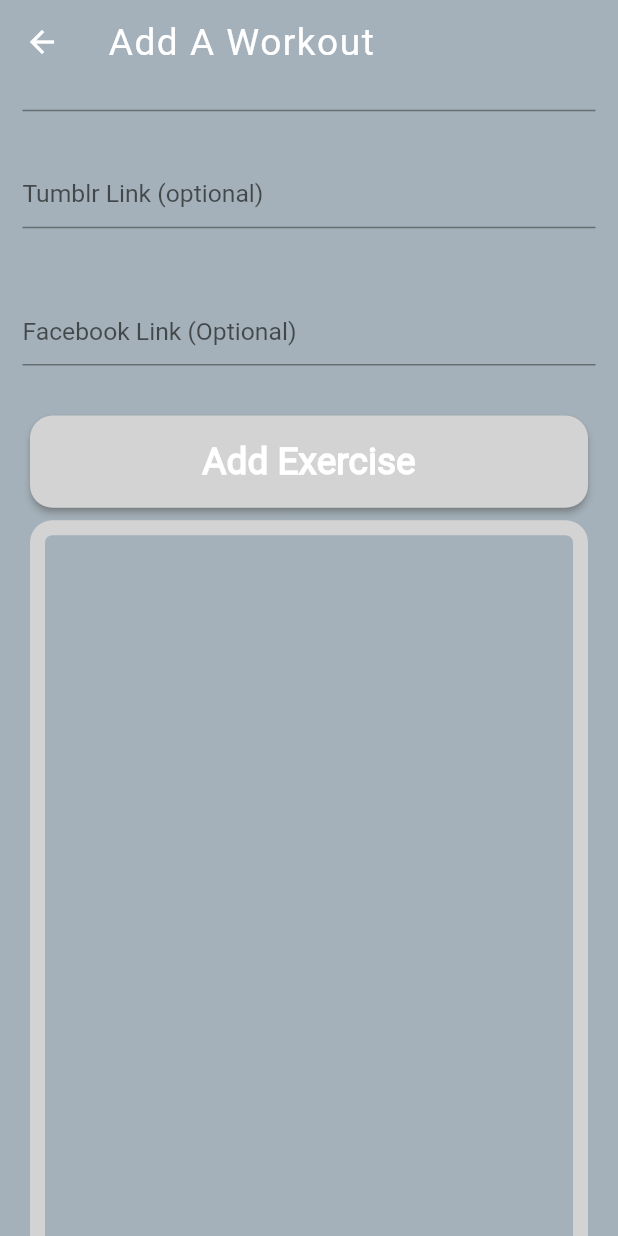
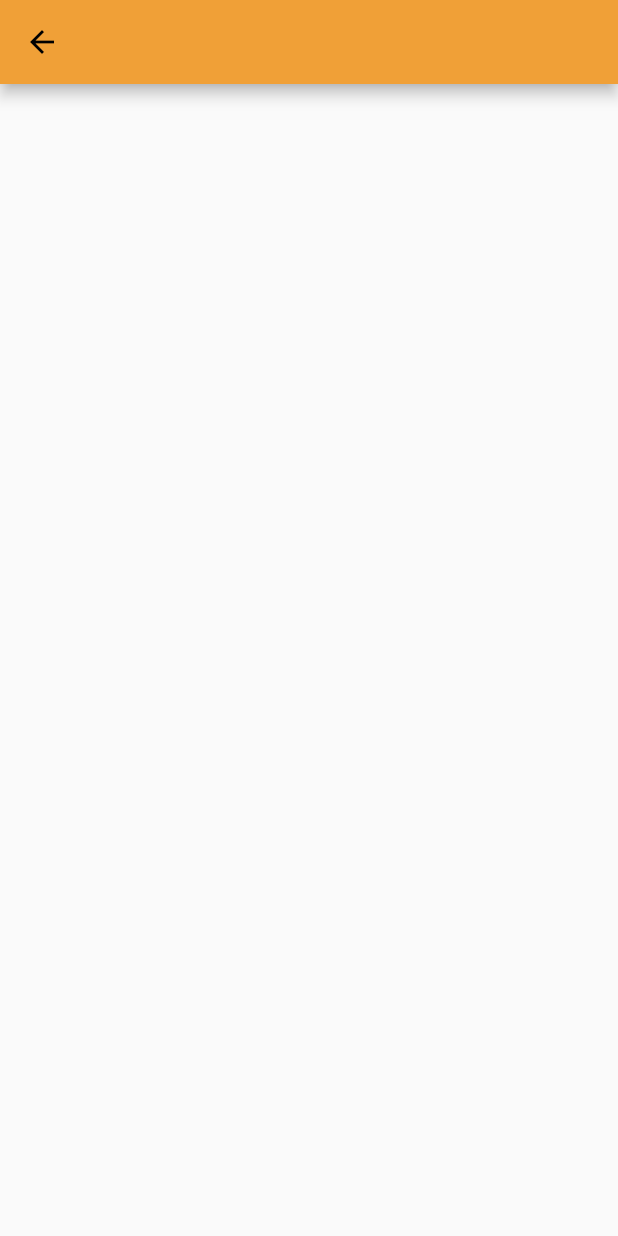
Before and after one commit to TeenFit/teenfit, a Flutter app: the AddWorkoutScreen screen opened by its route, scrolled down 576 dp, after a tap on "Add Exercise", on a phone screen of 412 x 824 dp. Run offline on Flutter 3.47's test engine with Material 2 defaults, Android fonts, the phone set to English and light mode, and no system bars; our stand-ins replace carousel_slider, circular_countdown_timer, material_floating_search_bar, smooth_page_indicator.

Commit message:
add screen

```diff
--- a/lib/main.dart
+++ b/lib/main.dart
@@ -1,9 +1,10 @@
 import 'package:flutter/material.dart';
 import 'package:flutter/services.dart';
 import 'package:provider/provider.dart';
-import 'package:teenfit/screens/add_workout_screen.dart';
 
-import 'screens/create_a_workout_screen.dart';
+import './screens/add_exercise_screen.dart';
+import './screens/add_workout_screen.dart';
+import './screens/create_a_workout_screen.dart';
 import './screens/exercise_screen.dart';
 import './screens/auth/login_screen.dart';
 import './screens/auth/signup_screen.dart';
@@ -50,6 +51,7 @@ class MyApp extends StatelessWidget {
           ExerciseScreen.routeName: (ctx) => ExerciseScreen(),
           CreateWorkout.routeName: (ctx) => CreateWorkout(),
           AddWorkoutScreen.routeName: (ctx) => AddWorkoutScreen(),
+          AddExerciseScreen.routeName: (ctx) => AddExerciseScreen(),
         },
       ),
     );
--- /dev/null
+++ b/lib/screens/add_exercise_screen.dart
@@ -0,0 +1,18 @@
+import 'package:flutter/material.dart';
+
+class AddExerciseScreen extends StatefulWidget {
+  static const routeName = '/add-exercise-screen';
+
+  @override
+  _AddExerciseScreenState createState() => _AddExerciseScreenState();
+}
+
+class _AddExerciseScreenState extends State<AddExerciseScreen> {
+
+  @override
+  Widget build(BuildContext context) {
+    return Scaffold(
+      appBar: AppBar(),
+    );
+  }
+}
--- a/lib/screens/add_workout_screen.dart
+++ b/lib/screens/add_workout_screen.dart
@@ -1,9 +1,10 @@
 import 'package:flutter/material.dart';
 import 'package:provider/provider.dart';
-import 'package:teenfit/providers/exercise.dart';
-import 'package:teenfit/widgets/exercise_tiles.dart';
+import 'package:teenfit/screens/add_exercise_screen.dart';
 import 'package:uuid/uuid.dart';
 
+import '../providers/exercise.dart';
+import '../widgets/exercise_tiles.dart';
 import '../providers/workouts.dart';
 import '../providers/workout.dart';
 
@@ -423,7 +424,16 @@ class _AddWorkoutScreenState extends State<AddWorkoutScreen> {
                         fontSize: _mediaQuery.size.height * 0.03,
                       ),
                     ),
-                    onPressed: () {},
+                    onPressed: () {
+                      Navigator.of(context).pushNamed(
+                        AddExerciseScreen.routeName,
+                        arguments: {
+                          'exercises': exercises,
+                          'edit': false,
+                          'exercise': null
+                        },
+                      );
+                    },
                   ),
                 ),
               ),
@@ -444,6 +454,7 @@ class _AddWorkoutScreenState extends State<AddWorkoutScreen> {
                     _mediaQuery.size.width * 0.9,
                     true,
                     deleteExercise,
+                    exercises
                   ),
                   itemCount: exercises.length,
                 ),
```
Also changed, not shown: lib/screens/workout_page.dart (+6 -4 lines), lib/widgets/exercise_tiles.dart (+14 -2 lines), assets/images/UploadImage.png (deleted).
